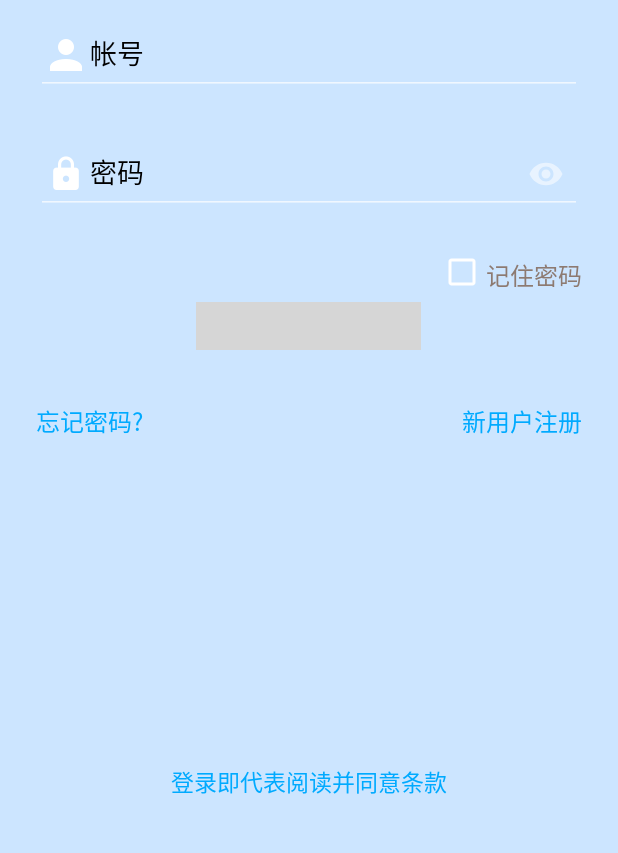
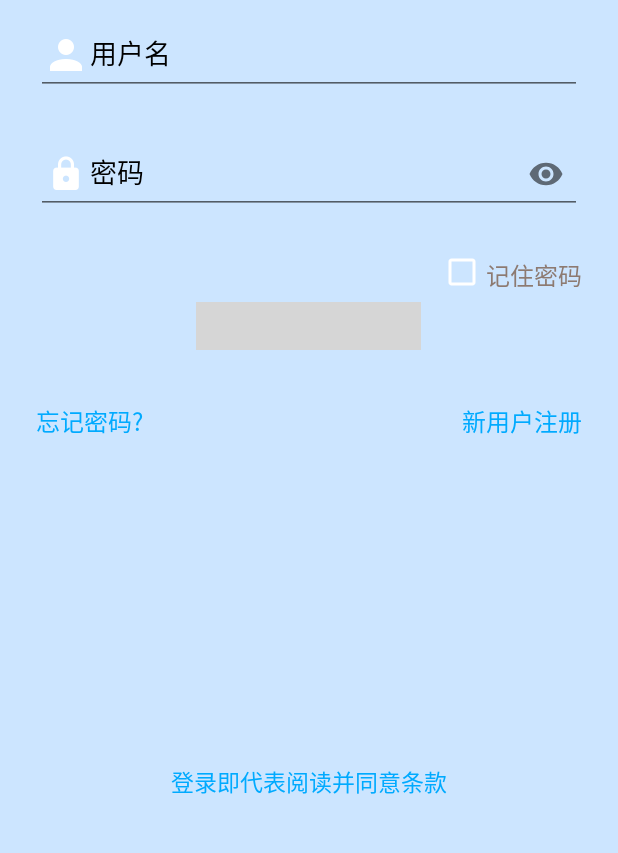
Before and after one commit to diadestiny/Android_Course_Design, an Android app: the screen it shows after launch (LoginActivity), on a phone screen of 412 x 824 dp, the part 266-1119 px from its top. Run offline under Robolectric (Android 15) with nearby library versions, the phone set to English and light mode, and no system bars; libraries missing offline, so code that uses them is left out: com.gc.materialdesign; plain views replace ButtonRectangle; 2 statements that could not run were skipped; grey boxes are pictures that could not be loaded.

Commit message:
完善登录模块

```diff
--- a/app/build.gradle
+++ b/app/build.gradle
@@ -53,6 +53,7 @@ dependencies {
     implementation 'com.android.support:cardview-v7:28.0.0'
     implementation 'com.android.support:design:28.0.0'
     implementation 'com.github.navasmdc:MaterialDesign:1.5@aar'
+    implementation 'com.android.support.constraint:constraint-layout:1.1.3'
     testImplementation 'junit:junit:4.12'
     debugImplementation 'com.squareup.leakcanary:leakcanary-android:1.5.4'
     releaseImplementation 'com.squareup.leakcanary:leakcanary-android-no-op:1.5.4'
--- a/app/src/main/java/com/guet/shareapp/LoginActivity.java
+++ b/app/src/main/java/com/guet/shareapp/LoginActivity.java
@@ -5,6 +5,7 @@ import android.content.Intent;
 import android.os.Bundle;
 import android.support.v7.app.AppCompatActivity;
 import android.view.View;
+import android.widget.TextView;
 
 import com.gc.materialdesign.views.Button;
 
@@ -22,5 +23,13 @@ public class LoginActivity extends AppCompatActivity {
                 startActivity(new Intent(LoginActivity.this,MainActivity.class));
             }
         });
+
+        TextView registerView = findViewById(R.id.newuser);
+        registerView.setOnClickListener(new View.OnClickListener() {
+            @Override
+            public void onClick(View v) {
+                startActivity(new Intent(LoginActivity.this,RegisterActivity.class));
+            }
+        });
     }
 }
--- a/app/src/main/res/layout/activity_login.xml
+++ b/app/src/main/res/layout/activity_login.xml
@@ -4,7 +4,7 @@
     android:layout_height="match_parent"
     xmlns:app="http://schemas.android.com/apk/res-auto"
     android:fitsSystemWindows="true"
-    android:background="#cce5ff">
+    android:background="@color/myColorAccent">
 
     <LinearLayout
         android:orientation="vertical"
@@ -32,12 +32,12 @@
             android:focusable="true"
             android:focusableInTouchMode="true"
             >
-            <EditText android:id="@+id/input_email"
+            <EditText android:id="@+id/input_name"
                 android:layout_width="match_parent"
                 android:layout_height="wrap_content"
                 android:inputType="textEmailAddress"
                 android:drawableStart="@mipmap/account"
-                android:hint="帐号"
+                android:hint="用户名"
                 android:textColor="@color/bg_black" />
         </android.support.design.widget.TextInputLayout>
 
--- a/app/src/main/res/values/colors.xml
+++ b/app/src/main/res/values/colors.xml
@@ -3,7 +3,7 @@
     <color name="colorPrimary">#6200EE</color>
     <color name="colorPrimaryDark">#3700B3</color>
     <color name="colorAccent">#03DAC5</color>
-
+    <color name="myColorAccent">#cce5ff</color>
     <color name="bg_black">#000000</color>
     <color name="bg_white">#FFFFFF</color>
     <color name="bg_topbar">#FCFCFC</color>
```
Also changed, not shown: app/src/main/AndroidManifest.xml (+4 -3 lines), app/src/main/res/values/styles.xml (+11 -0 lines).
